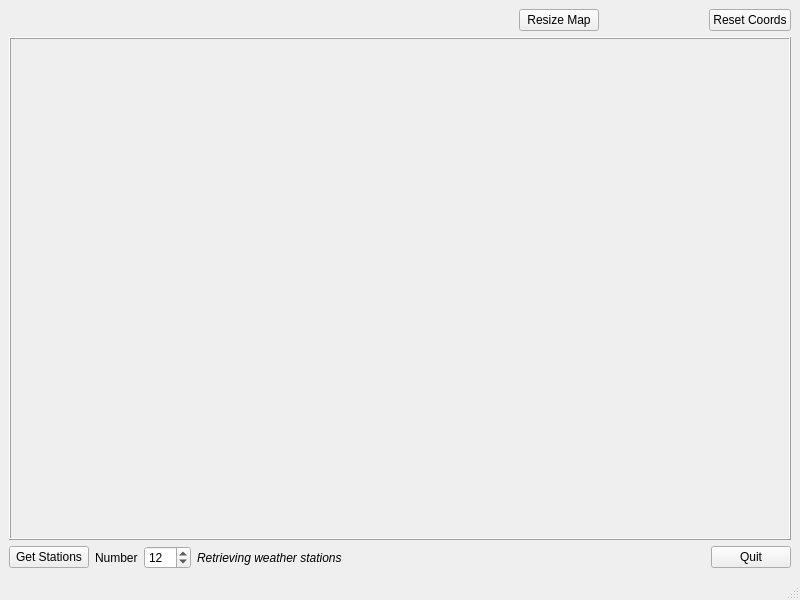
The window that Qt/weatherstations/qtWeatherStations.ui (OpenGeoscience/vtkMap) describes before a commit, drawn with Qt 5.
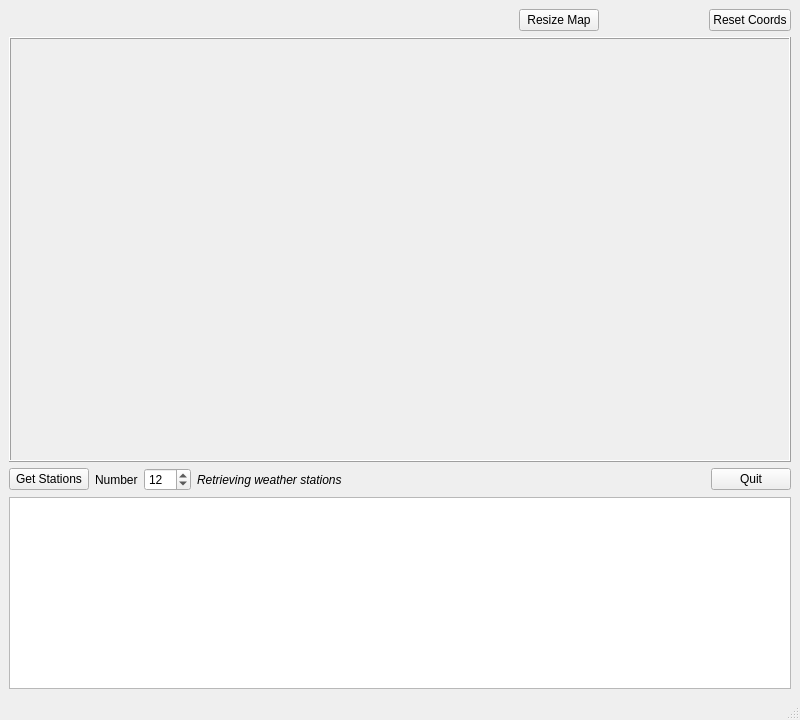
The same window after the commit. Custom widgets are drawn as their Qt base class.

Commit message: Update app to request station info (json) from openweathermap.org

Diff of the .ui file:
```diff
--- a/Qt/weatherstations/qtWeatherStations.ui
+++ b/Qt/weatherstations/qtWeatherStations.ui
@@ -7,7 +7,7 @@
     <x>0</x>
     <y>0</y>
     <width>800</width>
-    <height>600</height>
+    <height>720</height>
    </rect>
   </property>
   <property name="sizePolicy">
@@ -173,6 +173,28 @@
       </item>
      </layout>
     </item>
+    <item>
+     <widget class="QTextEdit" name="StationText">
+      <property name="sizePolicy">
+       <sizepolicy hsizetype="Expanding" vsizetype="Fixed">
+        <horstretch>0</horstretch>
+        <verstretch>0</verstretch>
+       </sizepolicy>
+      </property>
+      <property name="baseSize">
+       <size>
+        <width>0</width>
+        <height>0</height>
+       </size>
+      </property>
+      <property name="readOnly">
+       <bool>true</bool>
+      </property>
+      <property name="acceptRichText">
+       <bool>false</bool>
+      </property>
+     </widget>
+    </item>
    </layout>
   </widget>
   <widget class="QMenuBar" name="menubar">
```
The commit also changes 2 other files.
